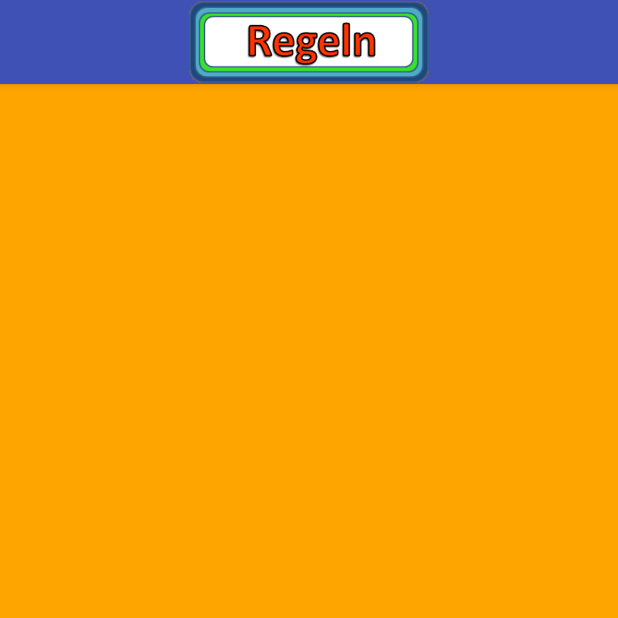
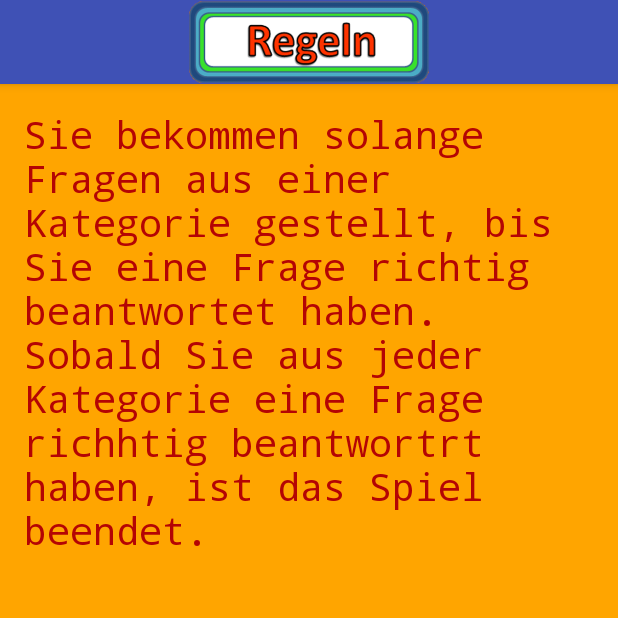
Before and after one commit to TommyEwald/Quick-E-Quiz, an Android app: the RulesActivity screen opened directly, with no data from a screen before it, on a phone screen of 412 x 824 dp, the top half of it. Run offline under Robolectric (Android 15) with nearby library versions, the phone set to English and light mode, and no system bars.

Commit message:
RulesActivity Text engepflegt :articulated_lorry:

```diff
--- a/app/src/main/res/layout/activity_rules.xml
+++ b/app/src/main/res/layout/activity_rules.xml
@@ -9,4 +9,12 @@
     android:paddingTop="@dimen/activity_vertical_margin"
     tools:context="de.hwr_berlin.quick_e_quiz.RulesActivity">
 
+
+    <TextView
+        android:layout_width="wrap_content"
+        android:layout_height="wrap_content"
+        android:text="Sie bekommen solange Fragen aus einer Kategorie gestellt, bis Sie eine Frage richtig beantwortet haben. Sobald Sie aus jeder Kategorie eine Frage richhtig beantwortrt haben, ist das Spiel beendet."
+        android:textColor="#B40404"
+        android:typeface="monospace"
+        android:textSize="25sp"/>
 </RelativeLayout>
```
